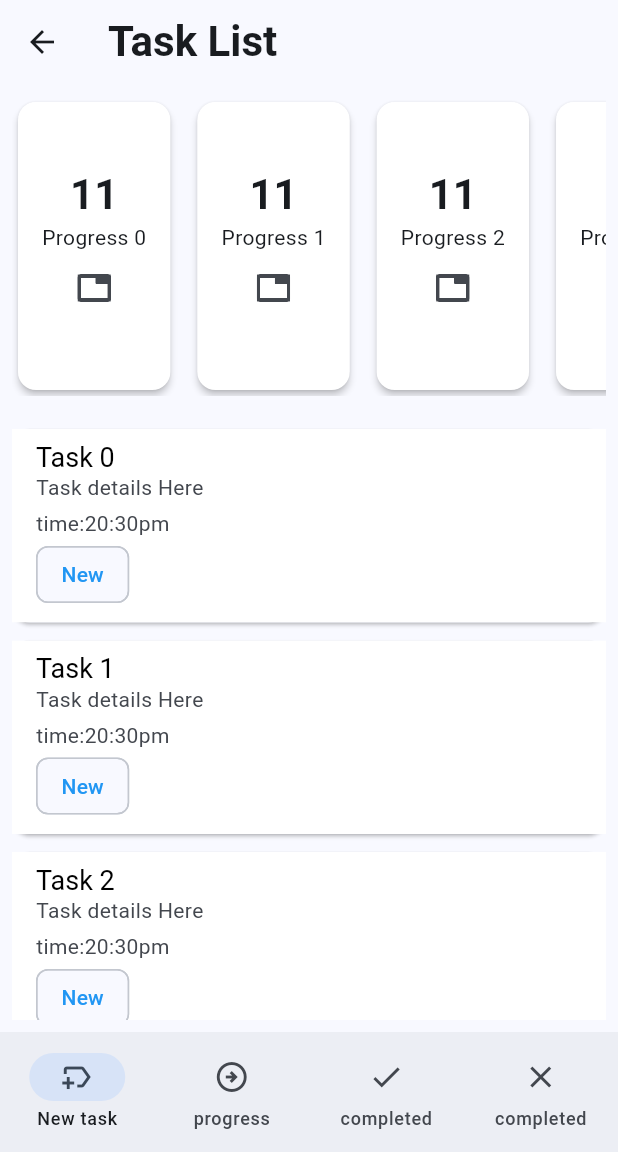
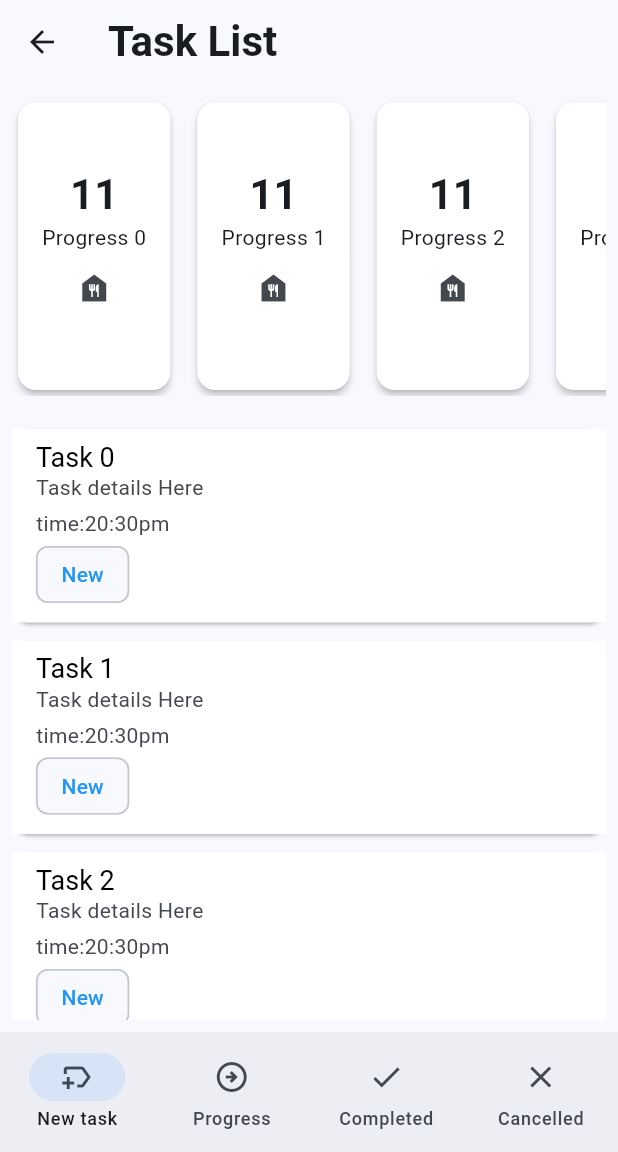
Before and after one commit to 0viKhan/task_manager, a Flutter app: the MainNavScreen screen opened by its route, on a phone screen of 412 x 824 dp, the part 84-1236 px from its top. Run offline on Flutter 3.47's test engine with Material 3 defaults, Android fonts, the phone set to English and light mode, and no system bars; our stand-ins replace flutter_svg; network calls fail.

Commit message:
Merge remote-tracking branch 'origin/main'
# Conflicts:
#	lib/design/app.dart
#	lib/screejn/set_passwrd.dart

```diff
--- a/lib/screejn/main_nav_screen.dart
+++ b/lib/screejn/main_nav_screen.dart
@@ -12,34 +12,63 @@ class MainNavScreen extends StatefulWidget {
 }
 
 class _MainNavScreenState extends State<MainNavScreen> {
-  List<Widget> _screen = [
-    NewTaskListScreen()
+  int _selectedIndex = 0;
+
+
+  final List<Widget> _screens = [
+    const NewTaskListScreen(), // New task
+    const Center(child: Text("Dummy")), // placeholder, won't be used
+    const Center(child: Text("Completed Page")),
+    const Center(child: Text("Cancelled Page")),
   ];
-  int _selectedIndex = 0;
+
+  void _onItemTapped(int index) {
+    if (index == 1) {
+
+      Navigator.push(
+        context,
+        MaterialPageRoute(
+          builder: (context) => const ProgressPage(),
+        ),
+      );
+    } else {
+      // Normal tab switch
+      setState(() {
+        _selectedIndex = index;
+      });
+    }
+  }
+
   @override
   Widget build(BuildContext context) {
     return Scaffold(
-      appBar: TMAppBar(),
-     body: _screen[_selectedIndex],
+      appBar: const TMAppBar(),
+      body: _screens[_selectedIndex],
       bottomNavigationBar: NavigationBar(
-          selectedIndex: _selectedIndex,
-          onDestinationSelected:(int index)
-          {
-            _selectedIndex=index;
-            setState(() {
-
-            });
-          },
-
-          destinations: [
-        NavigationDestination(
-            icon: Icon(Icons.new_label_outlined), label: 'New task'),
-        NavigationDestination(
-            icon: Icon(Icons.arrow_circle_right_outlined), label: 'progress'),
-        NavigationDestination(icon: Icon(Icons.done), label: 'completed'),
-        NavigationDestination(icon: Icon(Icons.close), label: 'completed'),
-
-      ]),
+        selectedIndex: _selectedIndex,
+        onDestinationSelected: _onItemTapped,
+        destinations: const [
+          NavigationDestination(
+              icon: Icon(Icons.new_label_outlined), label: 'New task'),
+          NavigationDestination(
+              icon: Icon(Icons.arrow_circle_right_outlined), label: 'Progress'),
+          NavigationDestination(icon: Icon(Icons.done), label: 'Completed'),
+          NavigationDestination(icon: Icon(Icons.close), label: 'Cancelled'),
+        ],
+      ),
     );
   }
 }
+
+
+class ProgressPage extends StatelessWidget {
+  const ProgressPage({super.key});
+
+  @override
+  Widget build(BuildContext context) {
+    return Scaffold(
+      appBar: AppBar(title: const Text("Progress Page")),
+      body: const Center(child: Text("All progress tasks here")),
+    );
+  }
+}
--- a/lib/screejn/new_task_list_screen.dart
+++ b/lib/screejn/new_task_list_screen.dart
@@ -107,7 +107,7 @@ class TaskCountSummary extends StatelessWidget {
               style: Theme.of(context).textTheme.titleLarge,
             ),
             Text(title),
-            IconButton(onPressed: (){}, icon: Icon(Icons.tab_sharp))
+            IconButton(onPressed: (){}, icon: Icon(Icons.food_bank))
           ],
         ),
       ),
```
Also changed, not shown: lib/screejn/process_Task_list_Screen.dart (+3 -5 lines).
